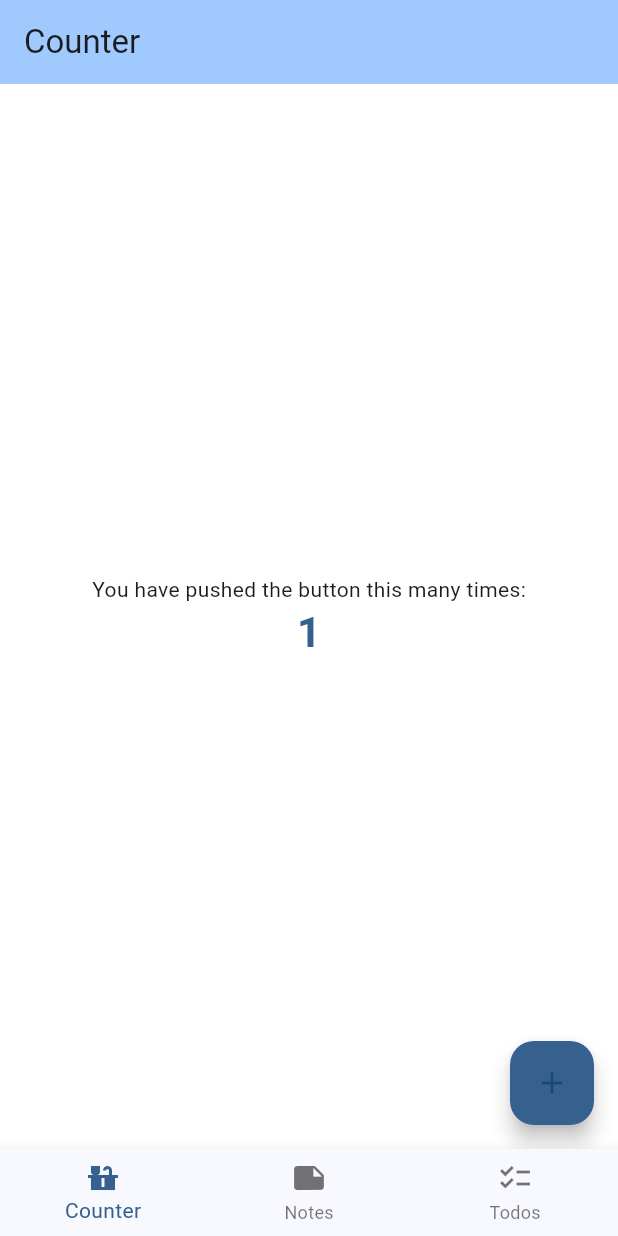
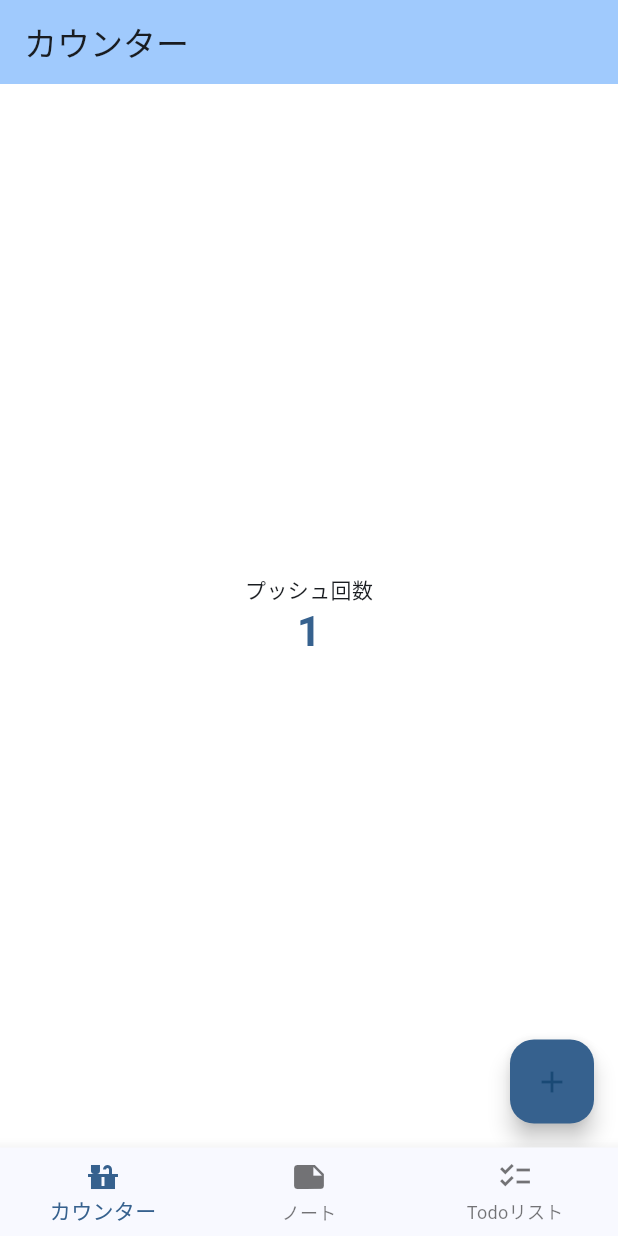
Before and after one commit to micomia/trial, a Flutter app: the screen it shows after launch, after a tap on the "add" icon, on a phone screen of 412 x 824 dp. Run offline on Flutter 3.47's test engine with Material 3 defaults, Android fonts, the phone set to English and light mode, and no system bars.

```diff
--- a/lib/screens/counter_page.dart
+++ b/lib/screens/counter_page.dart
@@ -21,13 +21,13 @@ class _CounterPageState extends State<CounterPage> {
     return Scaffold(
       appBar: AppBar(
         backgroundColor: Theme.of(context).colorScheme.inversePrimary,
-        title: const Text('Counter'),
+        title: const Text('カウンター'),
       ),
       body: Center(
         child: Column(
           mainAxisAlignment: MainAxisAlignment.center,
           children: <Widget>[
-            const Text('You have pushed the button this many times:'),
+            const Text('プッシュ回数'),
             AnimatedSwitcher(
               duration: const Duration(milliseconds: 400),
               transitionBuilder: (child, animation) =>
--- a/lib/screens/home_screen.dart
+++ b/lib/screens/home_screen.dart
@@ -79,15 +79,15 @@ class _HomeScreenState extends State<HomeScreen> {
         items: const [
           BottomNavigationBarItem(
             icon: Icon(Icons.countertops),
-            label: 'Counter',
+            label: 'カウンター',
           ),
           BottomNavigationBarItem(
             icon: Icon(Icons.note),
-            label: 'Notes',
+            label: 'ノート',
           ),
           BottomNavigationBarItem(
             icon: Icon(Icons.checklist),
-            label: 'Todos',
+            label: 'Todoリスト',
           ),
         ],
       ),
--- a/lib/screens/notes_list_page.dart
+++ b/lib/screens/notes_list_page.dart
@@ -40,7 +40,7 @@ class NotesListPage extends StatelessWidget {
       ),
       floatingActionButton: FloatingActionButton(
         onPressed: onAdd,
-        tooltip: 'Add Note',
+        tooltip: 'メモを追加',
         child: const Icon(Icons.add),
       ),
     );
--- a/lib/screens/todo_list_page.dart
+++ b/lib/screens/todo_list_page.dart
@@ -33,7 +33,7 @@ class TodoListPage extends StatelessWidget {
       ),
       floatingActionButton: FloatingActionButton(
         onPressed: onAdd,
-        tooltip: 'Add Todo',
+        tooltip: 'Todoを追加',
         child: const Icon(Icons.add),
       ),
     );
```
